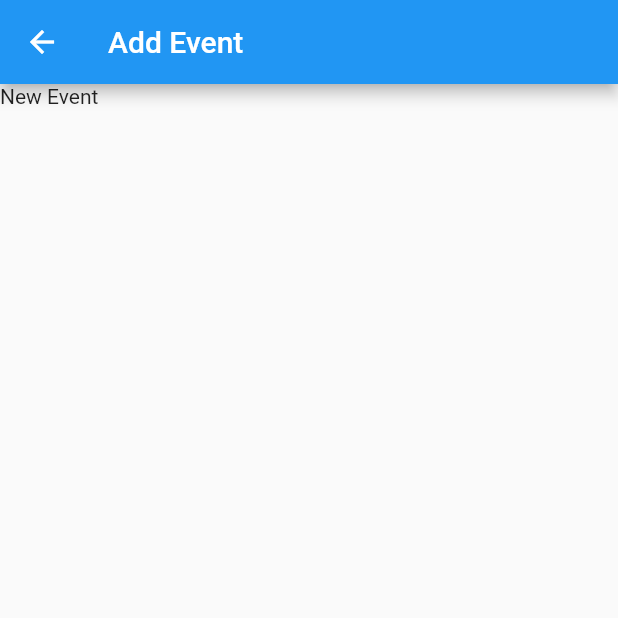
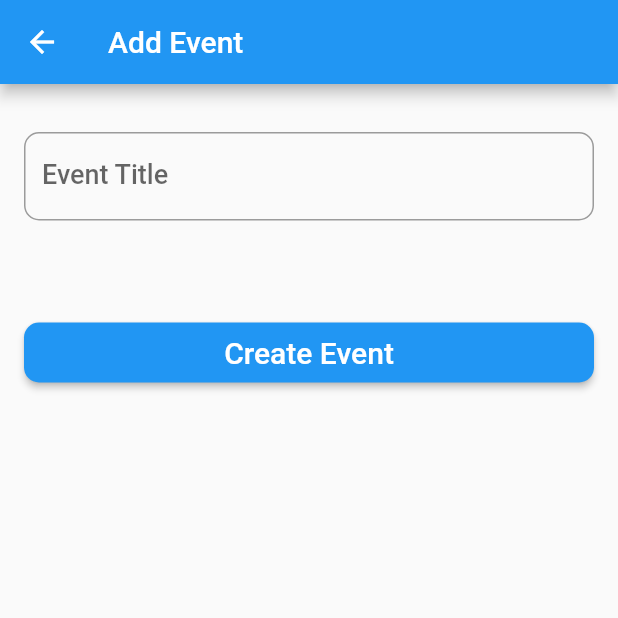
Before and after one commit to LukPle/flutter-demo-eventchecker, a Flutter app: the AddEvent screen opened directly, on a phone screen of 412 x 824 dp, the top half of it. Run offline on Flutter 3.47's test engine with Material 2 defaults, Android fonts, the phone set to English and light mode, and no system bars.

Commit message:
Added TextField and Button to the second Screen

```diff
--- a/lib/event_add.dart
+++ b/lib/event_add.dart
@@ -10,13 +10,59 @@ class AddEvent extends StatefulWidget {
 
 class AddEventState extends State<AddEvent> {
 
+  final titleController = TextEditingController();
+
+  Widget buildEmptySpace(double height) {
+
+    return SizedBox(height: height);
+  }
+
+  Widget buildTextField(String labelText, String hintText, TextEditingController controller) {
+
+    return TextField(
+      decoration: InputDecoration(
+          labelText: labelText,
+          labelStyle: const TextStyle(fontSize: 18, fontWeight: FontWeight.w500),
+          border: OutlineInputBorder(borderRadius: BorderRadius.circular(10)),
+          hintText: hintText
+      ),
+      maxLines: 1,
+      controller: controller,
+    );
+  }
+
+  Widget buildButton(String buttonText) {
+
+    return ElevatedButton(
+        child: Text(buttonText,
+          style: const TextStyle(fontSize: 20, fontWeight: FontWeight.w500)),
+        style: ElevatedButton.styleFrom(
+          minimumSize: const Size.fromHeight(40),
+          shape: RoundedRectangleBorder(borderRadius: BorderRadius.circular(10))),
+        onPressed: () {
+          events.add(Event(titleController.text));
+          Navigator.push(context, MaterialPageRoute(builder: (_) => EventList()));
+        }
+    );
+  }
+
+  @override
   Widget build(BuildContext context) {
 
     return Scaffold(
       appBar: AppBar(
           title: const Text("Add Event")
       ),
-      body: const Text("New Event")
+      body: Padding(
+        padding: const EdgeInsets.all(16),
+        child: Column(
+          children: [
+            buildEmptySpace(16),
+            buildTextField("Event Title", "Concert", titleController),
+            buildEmptySpace(64),
+            buildButton("Create Event")
+          ])
+      )
     );
   }
 }
--- a/lib/event_list.dart
+++ b/lib/event_list.dart
@@ -17,7 +17,7 @@ class EventListState extends State<EventList> {
     if(events.isNotEmpty) {
 
       return ListView.builder(
-          padding: const EdgeInsets.all(8),
+          padding: const EdgeInsets.all(16),
           itemCount: events.length,
 
           itemBuilder: (context, item) {
@@ -43,7 +43,7 @@ class EventListState extends State<EventList> {
   Widget buildActionButton() {
 
     return FloatingActionButton.extended(
-        label: const Text("Add Event",
+        label: const Text("Add New Event",
             style: TextStyle(fontSize: 16)),
         icon: const Icon(Icons.add),
         onPressed: () {
@@ -52,6 +52,7 @@ class EventListState extends State<EventList> {
     );
   }
 
+  @override
   Widget build(BuildContext context) {
 
     return Scaffold(
```
